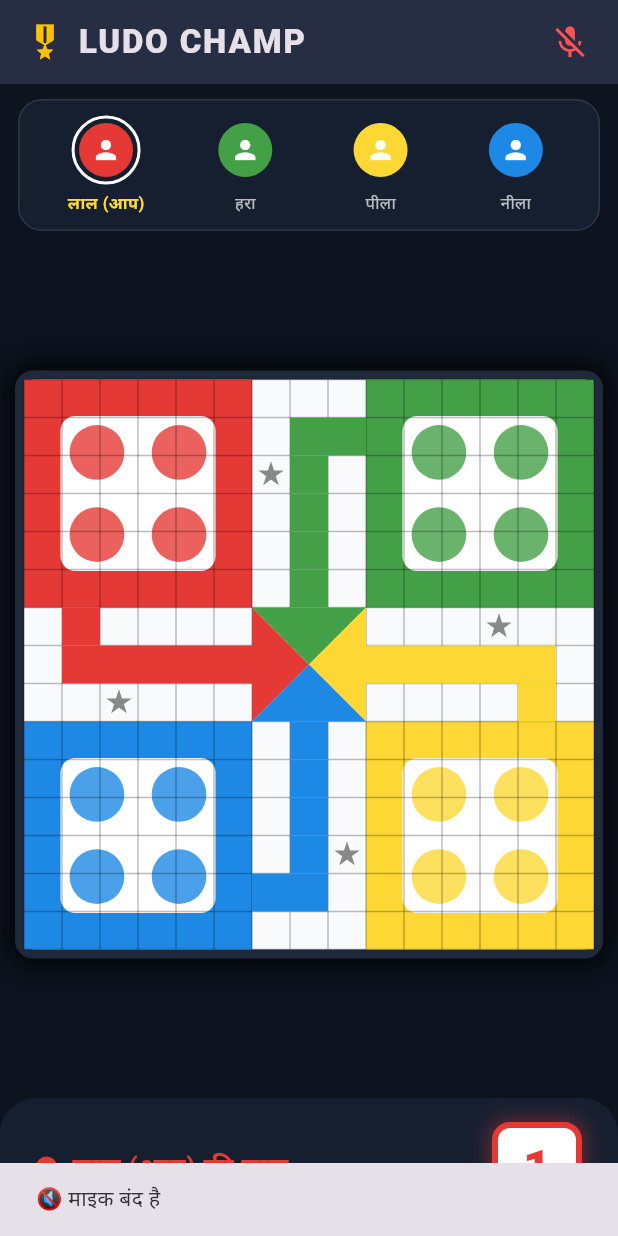
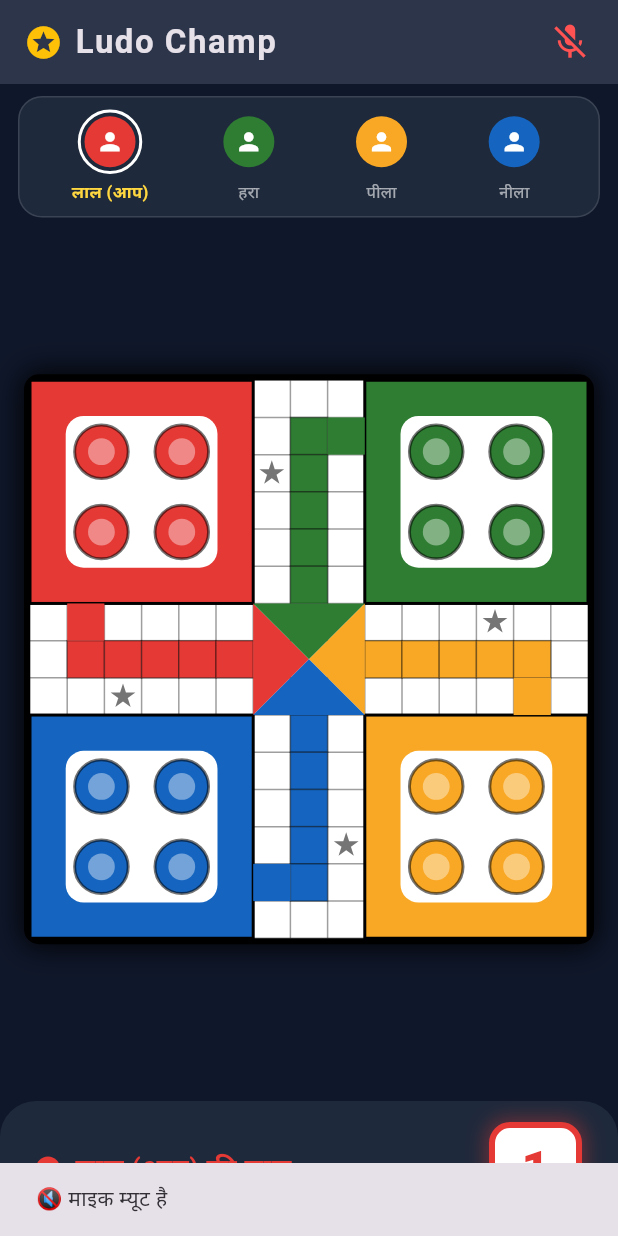
Before and after one commit to mahakalbaba78600-del/ludo-champ, a Flutter app: the screen it shows after launch, after a tap on the "mic" icon, on a phone screen of 412 x 824 dp. Run offline on Flutter 3.47's test engine with Material 3 defaults, Android fonts, the phone set to English and light mode, and no system bars; our stand-ins replace permission_handler.

Commit message:
Update main.dart

```diff
--- a/lib/main.dart
+++ b/lib/main.dart
@@ -16,7 +16,7 @@ class LudoChampApp extends StatelessWidget {
       debugShowCheckedModeBanner: false,
       theme: ThemeData(
         brightness: Brightness.dark,
-        scaffoldBackgroundColor: const Color(0xFF0D131F),
+        scaffoldBackgroundColor: const Color(0xFF0F172A),
       ),
       home: const LudoGamePage(),
     );
@@ -39,44 +39,44 @@ class _LudoGamePageState extends State<LudoGamePage> {
   final List<String> playerNames = ["लाल (आप)", "हरा", "पीला", "नीला"];
   final List<Color> playerColors = [
     const Color(0xFFE53935), // Red
-    const Color(0xFF43A047), // Green
-    const Color(0xFFFDD835), // Yellow
-    const Color(0xFF1E88E5), // Blue
+    const Color(0xFF2E7D32), // Green
+    const Color(0xFFF9A825), // Yellow
+    const Color(0xFF1565C0), // Blue
   ];
 
-  // 4 खिलाड़ियों की 4-4 गोटियां (-1 मतलब बेस में बंद हैं)
+  // 4 प्लेयर्स की 4-4 गोटियों की स्थिति (-1 मतलब बेस में)
   List<List<int>> pawns = [
-    [-1, -1, -1, -1], // Red
-    [-1, -1, -1, -1], // Green
-    [-1, -1, -1, -1], // Yellow
-    [-1, -1, -1, -1], // Blue
+    [-1, -1, -1, -1],
+    [-1, -1, -1, -1],
+    [-1, -1, -1, -1],
+    [-1, -1, -1, -1],
   ];
 
   void rollDice() {
     if (isRolling) return;
     setState(() => isRolling = true);
 
-    Future.delayed(const Duration(milliseconds: 350), () {
+    Future.delayed(const Duration(milliseconds: 300), () {
       setState(() {
         diceNumber = Random().nextInt(6) + 1;
         isRolling = false;
 
-        // बेस में बंद गोटियों में से अगर कोई बाहर निकल सकती है (पासे में 6 आने पर)
-        bool hasMove = false;
+        // गोटी बाहर निकालने या आगे बढ़ाने का बेसिक नियम
+        bool moved = false;
         for (int i = 0; i < 4; i++) {
           if (pawns[currentTurn][i] == -1 && diceNumber == 6) {
-            pawns[currentTurn][i] = 0; // पहली गोटी बाहर निकली
-            hasMove = true;
+            pawns[currentTurn][i] = 0;
+            moved = true;
             break;
           } else if (pawns[currentTurn][i] >= 0 && pawns[currentTurn][i] + diceNumber <= 56) {
-            pawns[currentTurn][i] += diceNumber; // चाल आगे बढ़ी
-            hasMove = true;
+            pawns[currentTurn][i] += diceNumber;
+            moved = true;
             break;
           }
         }
 
-        // अगर 6 नहीं आया तो अगले खिलाड़ी की बारी
-        if (diceNumber != 6 || !hasMove) {
+        // 6 नहीं आया तो अगली बारी
+        if (diceNumber != 6 || !moved) {
           currentTurn = (currentTurn + 1) % 4;
         }
       });
@@ -84,30 +84,33 @@ class _LudoGamePageState extends State<LudoGamePage> {
   }
 
   void toggleMic() async {
-    await Permission.microphone.request();
+    try {
+      await Permission.microphone.request();
+    } catch (_) {}
     setState(() => isMicActive = !isMicActive);
     ScaffoldMessenger.of(context).showSnackBar(
       SnackBar(
-        content: Text(isMicActive ? "🎙️ माइक चालू है (Live Voice)" : "🔇 माइक बंद है"),
-        duration: const Duration(milliseconds: 800),
+        content: Text(isMicActive ? "🎙️ वॉयस चैट ऑन है (पबजी स्टाइल)" : "🔇 माइक म्यूट है"),
+        duration: const Duration(milliseconds: 900),
       ),
     );
   }
 
   @override
   Widget build(BuildContext context) {
-    double boardSize = MediaQuery.of(context).size.width - 20;
-    if (boardSize > 400) boardSize = 400;
+    double screenWidth = MediaQuery.of(context).size.width;
+    double boardSize = screenWidth - 24;
+    if (boardSize > 380) boardSize = 380;
 
     return Scaffold(
       appBar: AppBar(
-        backgroundColor: const Color(0xFF161F30),
-        elevation: 4,
+        backgroundColor: const Color(0xFF1E293B),
+        elevation: 3,
         title: const Row(
           children: [
-            Icon(Icons.military_tech, color: Colors.amber, size: 28),
+            Icon(Icons.stars, color: Colors.amber, size: 26),
             SizedBox(width: 8),
-            Text('LUDO CHAMP', style: TextStyle(fontWeight: FontWeight.w900, letterSpacing: 1.2)),
+            Text('Ludo Champ', style: TextStyle(fontWeight: FontWeight.bold, letterSpacing: 1)),
           ],
         ),
         actions: [
@@ -115,7 +118,7 @@ class _LudoGamePageState extends State<LudoGamePage> {
             icon: Icon(
               isMicActive ? Icons.mic : Icons.mic_off,
               color: isMicActive ? Colors.greenAccent : Colors.redAccent,
-              size: 26,
+              size: 28,
             ),
             onPressed: toggleMic,
           ),
@@ -125,15 +128,15 @@ class _LudoGamePageState extends State<LudoGamePage> {
       body: SafeArea(
         child: Column(
           children: [
-            const SizedBox(height: 10),
-            // वॉयस चैट स्टेटस और प्लेयर्स
+            const SizedBox(height: 8),
+            // वॉयस चैट स्टेटस और प्लेयर्स लिस्ट
             Container(
               margin: const EdgeInsets.symmetric(horizontal: 12),
-              padding: const EdgeInsets.all(10),
+              padding: const EdgeInsets.symmetric(vertical: 8, horizontal: 12),
               decoration: BoxDecoration(
-                color: const Color(0xFF161F30),
+                color: const Color(0xFF1E293B),
                 borderRadius: BorderRadius.circular(16),
-                border: Border.all(color: Colors.white10),
+                border: Border.all(color: Colors.white12),
               ),
               child: Row(
                 mainAxisAlignment: MainAxisAlignment.spaceAround,
@@ -142,7 +145,7 @@ class _LudoGamePageState extends State<LudoGamePage> {
                   return Column(
                     children: [
                       Container(
-                        padding: const EdgeInsets.all(3),
+                        padding: const EdgeInsets.all(2.5),
                         decoration: BoxDecoration(
                           shape: BoxShape.circle,
                           border: Border.all(
@@ -151,9 +154,9 @@ class _LudoGamePageState extends State<LudoGamePage> {
                           ),
                         ),
                         child: CircleAvatar(
-                          radius: 18,
+                          radius: 17,
                           backgroundColor: playerColors[i],
-                          child: const Icon(Icons.person, color: Colors.white, size: 20),
+                          child: const Icon(Icons.person, color: Colors.white, size: 19),
                         ),
                       ),
                       const SizedBox(height: 4),
@@ -162,7 +165,7 @@ class _LudoGamePageState extends State<LudoGamePage> {
                         style: TextStyle(
                           fontSize: 11,
                           fontWeight: active ? FontWeight.bold : FontWeight.normal,
-                          color: active ? Colors.amberAccent : Colors.white70,
+                          color: active ? Colors.amberAccent : Colors.white60,
                         ),
                       ),
                     ],
@@ -173,32 +176,33 @@ class _LudoGamePageState extends State<LudoGamePage> {
 
             const Spacer(),
 
-            // असली 15x15 ग्रिड वाला लूडो बोर्ड
+            // असली 15x15 लूडो बोर्ड
             Center(
               child: Container(
                 width: boardSize,
                 height: boardSize,
                 decoration: BoxDecoration(
-                  color: const Color(0xFFF8FAFC),
-                  borderRadius: BorderRadius.circular(12),
+                  color: Colors.white,
+                  borderRadius: BorderRadius.circular(10),
                   boxShadow: const [
-                    BoxShadow(color: Colors.black87, blurRadius: 16, spreadRadius: 4)
+                    BoxShadow(color: Colors.black87, blurRadius: 16, spreadRadius: 2)
                   ],
-                  border: Border.all(color: const Color(0xFF1E293B), width: 6),
+                  border: Border.all(color: Colors.black, width: 4),
                 ),
                 child: CustomPaint(
-                  painter: LudoBoardPainter(pawns: pawns, playerColors: playerColors),
+                  size: Size(boardSize, boardSize),
+                  painter: ClassicLudoPainter(pawns: pawns, playerColors: playerColors),
                 ),
               ),
             ),
 
             const Spacer(),
 
-            // पासा (Dice) और टर्न बार
+            // पासा और टर्न बार
             Container(
-              padding: const EdgeInsets.symmetric(horizontal: 24, vertical: 16),
+              padding: const EdgeInsets.symmetric(horizontal: 24, vertical: 14),
               decoration: const BoxDecoration(
-                color: Color(0xFF161F30),
+                color: Color(0xFF1E293B),
                 borderRadius: BorderRadius.vertical(top: Radius.circular(24)),
               ),
               child: Row(
@@ -207,8 +211,8 @@ class _LudoGamePageState extends State<LudoGamePage> {
                   Row(
                     children: [
                       Container(
-                        width: 14,
-                        height: 14,
+                        width: 16,
+                        height: 16,
                         decoration: BoxDecoration(
                           color: playerColors[currentTurn],
                           shape: BoxShape.circle,
@@ -228,11 +232,11 @@ class _LudoGamePageState extends State<LudoGamePage> {
                   GestureDetector(
                     onTap: rollDice,
                     child: Container(
-                      width: 60,
-                      height: 60,
+                      width: 62,
+                      height: 62,
                       decoration: BoxDecoration(
                         color: Colors.white,
-                        borderRadius: BorderRadius.circular(12),
+                        borderRadius: BorderRadius.circular(14),
                         border: Border.all(color: playerColors[currentTurn], width: 4),
                         boxShadow: [
                           BoxShadow(
@@ -266,26 +270,20 @@ class _LudoGamePageState extends State<LudoGamePage> {
   }
 }
 
-// असली लूडो बोर्ड बनाने वाला कस्टम पेंटर
-class LudoBoardPainter extends CustomPainter {
+// असली लूडो बोर्ड और गोटियां बनाने वाला पेंटर
+class ClassicLudoPainter extends CustomPainter {
   final List<List<int>> pawns;
   final List<Color> playerColors;
 
-  LudoBoardPainter({required this.pawns, required this.playerColors});
+  ClassicLudoPainter({required this.pawns, required this.playerColors});
 
   @override
   void paint(Canvas canvas, Size size) {
     double step = size.width / 15.0;
 
-    // 1. चारों कोने के होम बेस
-    _drawBase(canvas, 0, 0, step * 6, playerColors[0]); // Red
-    _drawBase(canvas, step * 9, 0, step * 6, playerColors[1]); // Green
-    _drawBase(canvas, step * 9, step * 9, step * 6, playerColors[2]); // Yellow
-    _drawBase(canvas, 0, step * 9, step * 6, playerColors[3]); // Blue
-
-    // 2. ग्रिड लाइनें
+    // 1. ग्रिड बैकग्राउंड और लाइनें
     Paint linePaint = Paint()
-      ..color = Colors.black26
+      ..color = Colors.black38
       ..style = PaintingStyle.stroke
       ..strokeWidth = 1.0;
 
@@ -294,63 +292,81 @@ class LudoBoardPainter extends CustomPainter {
       canvas.drawLine(Offset(i * step, 0), Offset(i * step, size.height), linePaint);
     }
 
-    // 3. सेफ रास्ते (Home Stretches)
+    // 2. चारों होम बेस
+    _drawBase(canvas, 0, 0, step * 6, playerColors[0]); // Red
+    _drawBase(canvas, step * 9, 0, step * 6, playerColors[1]); // Green
+    _drawBase(canvas, step * 9, step * 9, step * 6, playerColors[2]); // Yellow
+    _drawBase(canvas, 0, step * 9, step * 6, playerColors[3]); // Blue
+
+    // 3. सेफ होम स्ट्रेच (रास्ते)
     Paint fill = Paint()..style = PaintingStyle.fill;
 
-    // Red Path
+    // लाल रास्ता
     fill.color = playerColors[0];
-    for (int i = 1; i <= 5; i++) canvas.drawRect(Rect.fromLTWH(i * step, 7 * step, step, step), fill);
-    canvas.drawRect(Rect.fromLTWH(1 * step, 6 * step, step, step), fill);
+    for (int i = 1; i <= 5; i++) {
+      canvas.drawRect(Rect.fromLTWH(i * step, 7 * step, step, step), fill);
+      canvas.drawRect(Rect.fromLTWH(i * step, 7 * step, step, step), linePaint);
+    }
+    canvas.drawRect(Rect.fromLTWH(1 * step, 6 * step, step, step), fill); // Start tile
 
-    // Green Path
+    // हरा रास्ता
     fill.color = playerColors[1];
-    for (int i = 1; i <= 5; i++) canvas.drawRect(Rect.fromLTWH(7 * step, i * step, step, step), fill);
+    for (int i = 1; i <= 5; i++) {
+      canvas.drawRect(Rect.fromLTWH(7 * step, i * step, step, step), fill);
+      canvas.drawRect(Rect.fromLTWH(7 * step, i * step, step, step), linePaint);
+    }
     canvas.drawRect(Rect.fromLTWH(8 * step, 1 * step, step, step), fill);
 
-    // Yellow Path
+    // पीला रास्ता
     fill.color = playerColors[2];
-    for (int i = 9; i <= 13; i++) canvas.drawRect(Rect.fromLTWH(i * step, 7 * step, step, step), fill);
+    for (int i = 9; i <= 13; i++) {
+      canvas.drawRect(Rect.fromLTWH(i * step, 7 * step, step, step), fill);
+      canvas.drawRect(Rect.fromLTWH(i * step, 7 * step, step, step), linePaint);
+    }
     canvas.drawRect(Rect.fromLTWH(13 * step, 8 * step, step, step), fill);
 
-    // Blue Path
+    // नीला रास्ता
     fill.color = playerColors[3];
-    for (int i = 9; i <= 13; i++) canvas.drawRect(Rect.fromLTWH(7 * step, i * step, step, step), fill);
+    for (int i = 9; i <= 13; i++) {
+      canvas.drawRect(Rect.fromLTWH(7 * step, i * step, step, step), fill);
+      canvas.drawRect(Rect.fromLTWH(7 * step, i * step, step, step), linePaint);
+    }
     canvas.drawRect(Rect.fromLTWH(6 * step, 13 * step, step, step), fill);
 
-    // 4. सेंटर होम त्रिभुज (Winning Center)
-    Path centerPath = Path();
-    centerPath.moveTo(6 * step, 6 * step);
-    centerPath.lineTo(7.5 * step, 7.5 * step);
-    centerPath.lineTo(6 * step, 9 * step);
-    centerPath.close();
+    // 4. सेंटर होम त्रिभुज
+    Path p = Path();
+    p.moveTo(6 * step, 6 * step);
+    p.lineTo(7.5 * step, 7.5 * step);
+    p.lineTo(6 * step, 9 * step);
+    p.close();
     fill.color = playerColors[0];
-    canvas.drawPath(centerPath, fill);
+    canvas.drawPath(p, fill);
 
-    centerPath.reset();
-    centerPath.moveTo(6 * step, 6 * step);
-    centerPath.lineTo(7.5 * step, 7.5 * step);
-    centerPath.lineTo(9 * step, 6 * step);
-    centerPath.close();
+    p.reset();
+    p.moveTo(6 * step, 6 * step);
+    p.lineTo(7.5 * step, 7.5 * step);
+    p.lineTo(9 * step, 6 * step);
+    p.close();
     fill.color = playerColors[1];
-    canvas.drawPath(centerPath, fill);
+    canvas.drawPath(p, fill);
 
-    centerPath.reset();
-    centerPath.moveTo(9 * step, 6 * step);
-    centerPath.lineTo(7.5 * step, 7.5 * step);
-    centerPath.lineTo(9 * step, 9 * step);
-    centerPath.close();
+    p.reset();
+    p.moveTo(9 * step, 6 * step);
+    p.lineTo(7.5 * step, 7.5 * step);
+    p.lineTo(9 * step, 9 * step);
+    p.close();
     fill.color = playerColors[2];
-    canvas.drawPath(centerPath, fill);
+    canvas.drawPath(p, fill);
 
-    centerPath.reset();
-    centerPath.moveTo(6 * step, 9 * step);
-    centerPath.lineTo(7.5 * step, 7.5 * step);
-    centerPath.lineTo(9 * step, 9 * step);
-    centerPath.close();
+    p.reset();
+    p.moveTo(6 * step, 9 * step);
+    p.lineTo(7.5 * step, 7.5 * step);
+    p.lineTo(9 * step, 9 * step);
+    p.close();
     fill.color = playerColors[3];
-    canvas.drawPath(centerPath, fill);
+    canvas.drawPath(p, fill);
 
-    // 5. सेफ स्टार्स (Safe Zones)
+    // 5. स्टार (सेफ ज़ोन)
     _drawStar(canvas, 6.5 * step, 2.5 * step, step * 0.35);
     _drawStar(canvas, 12.5 * step, 6.5 * step, step * 0.35);
     _drawStar(canvas, 8.5 * step, 12.5 * step, step * 0.35);
@@ -361,29 +377,49 @@ class LudoBoardPainter extends CustomPainter {
     Paint basePaint = Paint()..color = color;
     canvas.drawRect(Rect.fromLTWH(x, y, size, size), basePaint);
 
+    Paint border = Paint()
+      ..color = Colors.black
+      ..style = PaintingStyle.stroke
+      ..strokeWidth = 2.0;
+    canvas.drawRect(Rect.fromLTWH(x, y, size, size), border);
+
     Paint innerWhite = Paint()..color = Colors.white;
-    double innerMargin = size * 0.16;
-    double innerSize = size * 0.68;
+    double m = size * 0.16;
+    double s = size * 0.68;
     canvas.drawRRect(
       RRect.fromRectAndRadius(
-        Rect.fromLTWH(x + innerMargin, y + innerMargin, innerSize, innerSize),
-        const Radius.circular(10),
+        Rect.fromLTWH(x + m, y + m, s, s),
+        const Radius.circular(12),
       ),
       innerWhite,
     );
 
-    // 4 गोटियों के सर्कल बेस
-    Paint slotPaint = Paint()..color = color.withOpacity(0.8);
+    // बेस के अंदर 4 गोटियों के सर्कल
+    Paint slotPaint = Paint()..color = color;
+    Paint tokenBorder = Paint()
+      ..color = Colors.black54
+      ..style = PaintingStyle.stroke
+      ..strokeWidth = 2.0;
+
     double r = size * 0.12;
-    canvas.drawCircle(Offset(x + size * 0.32, y + size * 0.32), r, slotPaint);
-    canvas.drawCircle(Offset(x + size * 0.68, y + size * 0.32), r, slotPaint);
-    canvas.drawCircle(Offset(x + size * 0.32, y + size * 0.68), r, slotPaint);
-    canvas.drawCircle(Offset(x + size * 0.68, y + size * 0.68), r, slotPaint);
+    List<Offset> centers = [
+      Offset(x + size * 0.32, y + size * 0.32),
+      Offset(x + size * 0.68, y + size * 0.32),
+      Offset(x + size * 0.32, y + size * 0.68),
+      Offset(x + size * 0.68, y + size * 0.68),
+    ];
+
+    for (var c in centers) {
+      canvas.drawCircle(c, r, slotPaint);
+      canvas.drawCircle(c, r, tokenBorder);
+      // गोटी का इनर 3D लुक
+      canvas.drawCircle(c, r * 0.5, Paint()..color = Colors.white.withOpacity(0.4));
+    }
   }
 
   void _drawStar(Canvas canvas, double cx, double cy, double radius) {
     Paint starPaint = Paint()
-      ..color = Colors.black45
+      ..color = Colors.black54
       ..style = PaintingStyle.fill;
     Path path = Path();
     for (int i = 0; i < 5; i++) {
```
